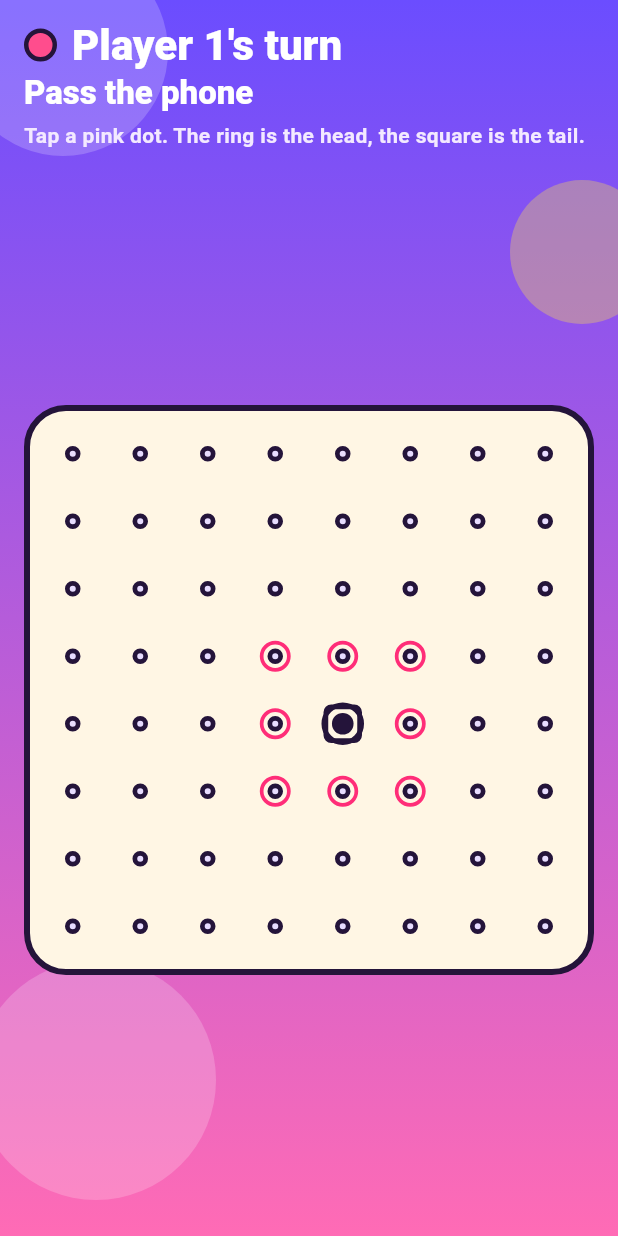
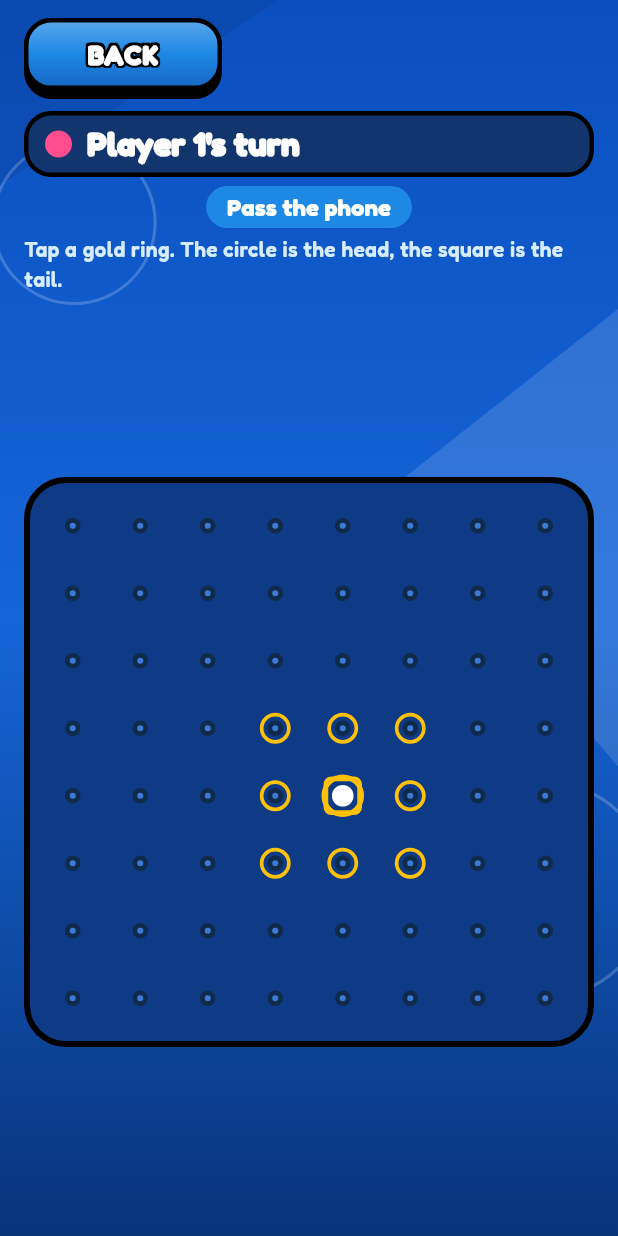
Before and after one commit to YuraIvanskyi/lines-game, a Flutter app: the TablePage screen opened directly, on a phone screen of 412 x 824 dp. Run offline on Flutter 3.47's test engine with Material 3 defaults, Android fonts, the phone set to English and light mode, and no system bars; our stand-ins replace audioplayers.

Commit message:
Arcade style

```diff
--- a/app/lib/home/home_page.dart
+++ b/app/lib/home/home_page.dart
@@ -43,10 +43,10 @@ class HomePage extends StatelessWidget {
                       const SizedBox(height: 10),
                       const PopNote('The line grows from either end.'),
                       const SizedBox(height: 10),
-                      PopButton(label: 'Skip', onPressed: onSkipHowTo, color: InkTheme.cloud, compact: true),
+                      PopButton(label: 'Skip', onPressed: onSkipHowTo, color: InkTheme.blueFace, compact: true),
                     ],
-                    PopButton(label: 'How to play', onPressed: onHowTo, color: InkTheme.paper, compact: true),
-                    PopButton(label: 'Players', onPressed: onSetup, color: InkTheme.inks[1], compact: true),
+                    PopButton(label: 'How to play', onPressed: onHowTo, color: InkTheme.blueFace, compact: true),
+                    PopButton(label: 'Players', onPressed: onSetup, color: InkTheme.greenFace, compact: true),
                     const Spacer(),
                   ],
                 ),
--- a/app/lib/home/how_to_page.dart
+++ b/app/lib/home/how_to_page.dart
@@ -26,7 +26,7 @@ class HowToPage extends StatelessWidget {
                       alignment: Alignment.centerLeft,
                       child: SizedBox(
                         width: 140,
-                        child: PopButton(label: 'Back', onPressed: onDone, color: InkTheme.paper, compact: true),
+                        child: PopButton(label: 'Back', onPressed: onDone, color: InkTheme.blueFace, compact: true),
                       ),
                     ),
                     const PopTitle('How to play', size: 40),
@@ -66,7 +66,7 @@ class _Tip extends StatelessWidget {
       decoration: BoxDecoration(
         color: InkTheme.paper,
         borderRadius: BorderRadius.circular(22),
-        border: Border.all(color: InkTheme.ink, width: 3),
+        border: Border.all(color: Colors.black, width: 3),
       ),
       child: Padding(
         padding: const EdgeInsets.all(14),
@@ -79,7 +79,7 @@ class _Tip extends StatelessWidget {
                 color: swatch,
                 shape: shape,
                 borderRadius: shape == BoxShape.circle ? null : BorderRadius.circular(8),
-                border: Border.all(color: InkTheme.ink, width: 3),
+                border: Border.all(color: Colors.black, width: 3),
               ),
             ),
             const SizedBox(width: 12),
--- a/app/lib/main.dart
+++ b/app/lib/main.dart
@@ -66,6 +66,7 @@ class _LinesAppState extends State<LinesApp> {
       title: 'Lines',
       debugShowCheckedModeBanner: false,
       theme: ThemeData(
+        fontFamily: 'Fredoka',
         colorScheme: ColorScheme.fromSeed(seedColor: InkTheme.skyTop, surface: InkTheme.paper),
         scaffoldBackgroundColor: InkTheme.skyTop,
         useMaterial3: true,
--- a/app/lib/table/board_view.dart
+++ b/app/lib/table/board_view.dart
@@ -60,10 +60,11 @@ class _BoardViewState extends State<BoardView> with TickerProviderStateMixin {
     return AnimatedBuilder(
       animation: Listenable.merge([_draw, _pulse, _end]),
       builder: (context, _) {
-        return GestureDetector(
-          onTapUp: (details) {
+        return Listener(
+          behavior: HitTestBehavior.opaque,
+          onPointerUp: (event) {
             final box = context.findRenderObject()! as RenderBox;
-            widget.onCell(cellAt(widget.match, box.size, details.localPosition));
+            widget.onCell(cellAt(widget.match, box.size, box.globalToLocal(event.position)));
           },
           child: RepaintBoundary(
             child: CustomPaint(
@@ -203,7 +204,7 @@ class BoardPainter extends CustomPainter {
       final mark = Paint()
         ..style = PaintingStyle.stroke
         ..strokeWidth = unit * InkTheme.markWidth
-        ..color = InkTheme.ink;
+        ..color = dotColor(cell) == InkTheme.anchor ? InkTheme.sun : InkTheme.cloud;
       canvas.save();
       canvas.translate(center.dx, center.dy);
       canvas.scale(endScale);
--- a/app/lib/table/table_page.dart
+++ b/app/lib/table/table_page.dart
@@ -1,6 +1,7 @@
 import 'package:flutter/material.dart';
 import 'package:rules/rules.dart';
 
+import '../theme/arcade_dialog.dart';
 import '../theme/arcade_shell.dart';
 import '../theme/game_feel.dart';
 import '../theme/ink_theme.dart';
@@ -31,7 +32,6 @@ class TablePage extends StatefulWidget {
 class _TablePageState extends State<TablePage> {
   late Match _match;
   int? _pendingCell;
-
   @override
   void initState() {
     super.initState();
@@ -45,8 +45,7 @@ class _TablePageState extends State<TablePage> {
   void _onCell(int? cell) {
     if (_match.isTerminal) return;
     if (cell == null) {
-      widget.feel.illegal();
-      setState(() => _pendingCell = null);
+      _miss();
       return;
     }
     if (_pendingCell != null) {
@@ -62,8 +61,7 @@ class _TablePageState extends State<TablePage> {
     }
     final choices = movesAt(_match, cell);
     if (choices.isEmpty) {
-      widget.feel.illegal();
-      setState(() => _pendingCell = null);
+      _miss();
       return;
     }
     if (choices.length == 1) {
@@ -76,7 +74,7 @@ class _TablePageState extends State<TablePage> {
   void _play(Move move) {
     final next = apply(_match, move);
     if (identical(next, _match)) {
-      widget.feel.illegal();
+      _miss();
       return;
     }
     final lost = next.isTerminal;
@@ -90,6 +88,20 @@ class _TablePageState extends State<TablePage> {
     } else {
       widget.feel.passTurn();
     }
+  }
+
+  void _miss() {
+    widget.feel.illegal();
+    setState(() => _pendingCell = null);
+  }
+
+  Future<void> _back() async {
+    if (widget.onHome == null) return;
+    if (!_match.isTerminal) {
+      final leave = await confirmLeave(context);
+      if (!leave || !mounted) return;
+    }
+    widget.onHome!();
   }
 
   void _rematch() {
@@ -129,39 +141,63 @@ class _TablePageState extends State<TablePage> {
                 child: Column(
                   crossAxisAlignment: CrossAxisAlignment.stretch,
                   children: [
-                    Row(
-                      children: [
-                        if (!_match.isTerminal)
-                          Container(
-                            width: 22,
-                            height: 22,
-                            decoration: BoxDecoration(
-                              color: ink,
-                              shape: BoxShape.circle,
-                              border: Border.all(color: InkTheme.ink, width: 3),
+                    Align(
+                      alignment: Alignment.centerLeft,
+                      child: SizedBox(
+                        width: 132,
+                        child: PopButton(label: 'Back', onPressed: _back, color: InkTheme.blueFace, compact: true),
                       ),
                     ),
-                        if (!_match.isTerminal) const SizedBox(width: 10),
-                        Expanded(
-                          child: TweenAnimationBuilder<double>(
+                    TweenAnimationBuilder<double>(
                       key: ValueKey(headline),
-                            tween: Tween(
-                              begin: _match.isTerminal ? InkTheme.lossScaleStart : InkTheme.passScaleStart,
-                              end: 1,
-                            ),
+                      tween: Tween(begin: _match.isTerminal ? InkTheme.lossScaleStart : InkTheme.passScaleStart, end: 1),
                       duration: _match.isTerminal ? InkTheme.lossDuration : InkTheme.passDuration,
                       curve: _match.isTerminal ? InkTheme.lossCurve : InkTheme.passCurve,
-                            builder: (context, scale, child) =>
-                                Transform.scale(scale: scale, alignment: Alignment.centerLeft, child: child),
-                            child: Text(headline, style: text.headlineMedium?.copyWith(color: InkTheme.cloud, fontWeight: FontWeight.w900)),
+                      builder: (context, scale, child) => Transform.scale(scale: scale, child: child),
+                      child: DecoratedBox(
+                        decoration: BoxDecoration(
+                          color: InkTheme.panel,
+                          borderRadius: BorderRadius.circular(18),
+                          border: Border.all(color: Colors.black, width: 3),
+                        ),
+                        child: Padding(
+                          padding: const EdgeInsets.symmetric(horizontal: 14, vertical: 8),
+                          child: Row(
+                            children: [
+                              Container(
+                                width: 18,
+                                height: 18,
+                                decoration: BoxDecoration(color: ink, shape: BoxShape.circle),
+                              ),
+                              const SizedBox(width: 10),
+                              Expanded(
+                                child: Text(
+                                  headline,
+                                  style: text.titleLarge?.copyWith(color: InkTheme.cloud, fontWeight: FontWeight.w900),
                                 ),
                               ),
                             ],
                           ),
-                    Text(detail, style: onSky),
+                        ),
+                      ),
+                    ),
+                    const SizedBox(height: 6),
+                    Align(
+                      alignment: Alignment.center,
+                      child: DecoratedBox(
+                        decoration: BoxDecoration(
+                          color: _match.isTerminal ? InkTheme.sun : InkTheme.blueFace,
+                          borderRadius: BorderRadius.circular(999),
+                        ),
+                        child: Padding(
+                          padding: const EdgeInsets.symmetric(horizontal: 14, vertical: 4),
+                          child: Text(detail, style: onSky?.copyWith(color: InkTheme.cloud, fontSize: 16)),
+                        ),
+                      ),
+                    ),
                     const SizedBox(height: 4),
                     Text(
-                      'Tap a pink dot. The ring is the head, the square is the tail.',
+                      'Tap a gold ring. The circle is the head, the square is the tail.',
                       style: text.bodyMedium?.copyWith(color: InkTheme.muted, fontWeight: FontWeight.w600),
                     ),
                     const SizedBox(height: 8),
@@ -171,9 +207,9 @@ class _TablePageState extends State<TablePage> {
                           aspectRatio: 1,
                           child: DecoratedBox(
                             decoration: BoxDecoration(
-                              color: InkTheme.paper,
+                              color: InkTheme.field,
                               borderRadius: BorderRadius.circular(28),
-                              border: Border.all(color: InkTheme.ink, width: 4),
+                              border: Border.all(color: Colors.black, width: 4),
                             ),
                             child: Padding(
                               padding: const EdgeInsets.all(10),
@@ -185,12 +221,9 @@ class _TablePageState extends State<TablePage> {
                     ),
                     if (_match.isTerminal) ...[
                       const SizedBox(height: 12),
-                      PopButton(label: 'Rematch', onPressed: _rematch),
+                      PopButton(label: 'Rematch', onPressed: _rematch, color: InkTheme.greenFace),
                       if (widget.onHome != null)
-                        TextButton(
-                          onPressed: widget.onHome,
-                          child: const Text('Home', style: TextStyle(color: InkTheme.cloud, fontWeight: FontWeight.w800)),
-                        ),
+                        PopButton(label: 'Home', onPressed: widget.onHome!, color: InkTheme.blueFace, compact: true),
                     ],
                   ],
                 ),
--- a/app/lib/theme/arcade_shell.dart
+++ b/app/lib/theme/arcade_shell.dart
@@ -14,12 +14,12 @@ class ArcadeBackdrop extends StatelessWidget {
         gradient: LinearGradient(
           begin: Alignment.topCenter,
           end: Alignment.bottomCenter,
-          colors: [InkTheme.skyTop, InkTheme.skyBottom],
+          colors: [InkTheme.skyTop, Color(0xFF1565D8), InkTheme.skyBottom],
         ),
       ),
       child: Stack(
         children: [
-          const IgnorePointer(child: _Blobs()),
+          const IgnorePointer(child: CustomPaint(painter: _ArenaPainter(), child: SizedBox.expand())),
           child,
         ],
       ),
@@ -27,78 +27,149 @@ class ArcadeBackdrop extends StatelessWidget {
   }
 }
 
-class _Blobs extends StatelessWidget {
-  const _Blobs();
+class _ArenaPainter extends CustomPainter {
+  const _ArenaPainter();
 
   @override
-  Widget build(BuildContext context) {
-    return const Stack(
-      children: [
-        Positioned(top: -36, left: -28, child: _Blob(size: 140, color: InkTheme.foam)),
-        Positioned(top: 120, right: -24, child: _Blob(size: 96, color: InkTheme.sunGlow)),
-        Positioned(bottom: 24, left: -16, child: _Blob(size: 160, color: InkTheme.foam)),
-      ],
-    );
+  void paint(Canvas canvas, Size size) {
+    final wash = Paint()..color = const Color(0x14000000);
+    final gloss = Paint()..color = const Color(0x22FFFFFF);
+    final path = Path()
+      ..moveTo(0, size.height * 0.15)
+      ..lineTo(size.width * 0.45, 0)
+      ..lineTo(0, 0)
+      ..close();
+    canvas.drawPath(path, wash);
+    final shard = Path()
+      ..moveTo(size.width, size.height * 0.25)
+      ..lineTo(size.width, size.height * 0.62)
+      ..lineTo(size.width * 0.62, size.height * 0.4)
+      ..close();
+    canvas.drawPath(shard, gloss);
+    final hex = Paint()
+      ..style = PaintingStyle.stroke
+      ..strokeWidth = 2
+      ..color = const Color(0x33FFFFFF);
+    canvas.drawCircle(Offset(size.width * 0.12, size.height * 0.18), 54, hex);
+    canvas.drawCircle(Offset(size.width * 0.88, size.height * 0.72), 72, hex);
   }
+
+  @override
+  bool shouldRepaint(covariant CustomPainter oldDelegate) => false;
 }
 
-class _Blob extends StatelessWidget {
-  const _Blob({required this.size, required this.color});
-
-  final double size;
-  final Color color;
-
-  @override
-  Widget build(BuildContext context) {
-    return Container(
-      width: size,
-      height: size,
-      decoration: BoxDecoration(color: color, shape: BoxShape.circle),
-    );
-  }
-}
-
-class PopButton extends StatelessWidget {
+class PopButton extends StatefulWidget {
   const PopButton({
     super.key,
     required this.label,
     required this.onPressed,
     this.color = InkTheme.sun,
+    this.deep,
     this.compact = false,
   });
 
   final String label;
   final VoidCallback onPressed;
   final Color color;
+  final Color? deep;
   final bool compact;
 
   @override
+  State<PopButton> createState() => _PopButtonState();
+}
+
+class _PopButtonState extends State<PopButton> {
+  bool _down = false;
+
+  Color get _deep => widget.deep ?? _pair(widget.color).$1;
+
+  @override
   Widget build(BuildContext context) {
-    return Padding(
-      padding: const EdgeInsets.only(bottom: 6),
-      child: DecoratedBox(
-        decoration: BoxDecoration(color: InkTheme.ink, borderRadius: BorderRadius.circular(30)),
-        child: Padding(
-          padding: const EdgeInsets.only(bottom: 6),
-          child: FilledButton(
-            onPressed: onPressed,
-            style: FilledButton.styleFrom(
-              backgroundColor: color,
-              foregroundColor: InkTheme.ink,
-              elevation: 0,
-              padding: EdgeInsets.symmetric(vertical: compact ? 12 : 18),
-              textStyle: TextStyle(fontSize: compact ? 18 : 22, fontWeight: FontWeight.w800),
-              shape: RoundedRectangleBorder(
-                borderRadius: BorderRadius.circular(26),
-                side: const BorderSide(color: InkTheme.ink, width: 3),
-              ),
+    final radius = BorderRadius.circular(widget.compact ? 18 : 22);
+    final face = AnimatedContainer(
+      duration: const Duration(milliseconds: 70),
+      curve: Curves.easeOut,
+      padding: EdgeInsets.symmetric(vertical: widget.compact ? 12 : 16),
+      decoration: BoxDecoration(
+        borderRadius: radius,
+        gradient: LinearGradient(
+          begin: Alignment.topCenter,
+          end: Alignment.bottomCenter,
+          colors: [Color.lerp(widget.color, Colors.white, 0.28)!, widget.color, _deep],
+        ),
+        border: Border.all(color: Colors.black, width: 3),
+      ),
+      child: Center(child: OutlineLabel(widget.label.toUpperCase(), size: widget.compact ? 18 : 24)),
+    );
+
+    return Semantics(
+      button: true,
+      label: widget.label,
+      child: Padding(
+        padding: const EdgeInsets.only(bottom: 8),
+        child: GestureDetector(
+          onTapDown: (_) => setState(() => _down = true),
+          onTapCancel: () => setState(() => _down = false),
+          onTapUp: (_) {
+            setState(() => _down = false);
+            widget.onPressed();
+          },
+          child: DecoratedBox(
+            decoration: BoxDecoration(color: Colors.black, borderRadius: radius),
+            child: Padding(
+              padding: const EdgeInsets.only(bottom: 6),
+              child: Transform.translate(offset: Offset(0, _down ? 5 : 0), child: face),
             ),
-            child: Text(label),
           ),
         ),
       ),
     );
   }
+}
+
+class OutlineLabel extends StatelessWidget {
+  const OutlineLabel(this.text, {super.key, required this.size, this.stroke = 3});
+
+  final String text;
+  final double size;
+  final double stroke;
+
+  @override
+  Widget build(BuildContext context) {
+    final ring = <Shadow>[
+      for (final offset in const [
+        Offset(-1.4, -1.4),
+        Offset(0, -1.6),
+        Offset(1.4, -1.4),
+        Offset(-1.6, 0),
+        Offset(1.6, 0),
+        Offset(-1.4, 1.4),
+        Offset(0, 1.6),
+        Offset(1.4, 1.4),
+      ])
+        Shadow(color: Colors.black, offset: offset * (stroke / 3), blurRadius: 0),
+    ];
+    return Text(
+      text,
+      style: TextStyle(
+        fontSize: size,
+        fontWeight: FontWeight.w900,
+        letterSpacing: 0.6,
+        height: 1,
+        color: InkTheme.cloud,
+        shadows: ring,
+      ),
+    );
+  }
+}
+
+(Color, Color) _pair(Color color) {
+  if (color == InkTheme.blueFace) return (InkTheme.blueDeep, InkTheme.blueLip);
+  if (color == InkTheme.greenFace) return (InkTheme.greenDeep, InkTheme.greenLip);
+  if (color == InkTheme.sun) return (InkTheme.sunDeep, InkTheme.sunLip);
+  final deep = Color.lerp(color, Colors.black, 0.18)!;
+  final lip = Color.lerp(color, Colors.black, 0.38)!;
+  return (deep, lip);
 }
 
 class PopBadge extends StatelessWidget {
@@ -109,16 +180,16 @@ class PopBadge extends StatelessWidget {
   @override
   Widget build(BuildContext context) {
     return Align(
-      alignment: Alignment.centerLeft,
+      alignment: Alignment.center,
       child: DecoratedBox(
         decoration: BoxDecoration(
           color: InkTheme.sun,
           borderRadius: BorderRadius.circular(999),
-          border: Border.all(color: InkTheme.ink, width: 3),
+          border: Border.all(color: Colors.black, width: 3),
         ),
         child: Padding(
-          padding: const EdgeInsets.symmetric(horizontal: 14, vertical: 6),
-          child: Text(text, style: const TextStyle(color: InkTheme.ink, fontSize: 16, fontWeight: FontWeight.w900)),
+          padding: const EdgeInsets.symmetric(horizontal: 14, vertical: 5),
+          child: OutlineLabel(text.toUpperCase(), size: 14),
         ),
       ),
     );
@@ -136,7 +207,7 @@ class PopNote extends StatelessWidget {
       decoration: BoxDecoration(
         color: InkTheme.paper,
         borderRadius: BorderRadius.circular(18),
-        border: Border.all(color: InkTheme.ink, width: 3),
+        border: Border.all(color: Colors.black, width: 3),
       ),
       child: Padding(
         padding: const EdgeInsets.symmetric(horizontal: 14, vertical: 12),
@@ -157,15 +228,6 @@ class PopTitle extends StatelessWidget {
 
   @override
   Widget build(BuildContext context) {
-    const style = TextStyle(fontWeight: FontWeight.w900, height: 1);
-    return Stack(
-      children: [
-        Text(text, style: style.copyWith(fontSize: size, color: InkTheme.ink)),
-        Transform.translate(
-          offset: const Offset(-3, -3),
-          child: Text(text, style: style.copyWith(fontSize: size, color: InkTheme.cloud)),
-        ),
-      ],
-    );
+    return Align(alignment: Alignment.center, child: OutlineLabel(text.toUpperCase(), size: size, stroke: 6));
   }
 }
--- a/app/lib/theme/ink_theme.dart
+++ b/app/lib/theme/ink_theme.dart
@@ -1,25 +1,35 @@
 import 'package:flutter/material.dart';
 
-/// Pop theme. Values match `idea/art-direction.md`.
+/// Arcade kit. Values match `idea/art-direction.md`.
 abstract final class InkTheme {
-  static const skyTop = Color(0xFF6B4DFF);
-  static const skyBottom = Color(0xFFFF6BB5);
-  static const sun = Color(0xFFFFE14A);
-  static const paper = Color(0xFFFFF6E4);
-  static const ink = Color(0xFF24143A);
+  static const skyTop = Color(0xFF0B4FBE);
+  static const skyBottom = Color(0xFF08347A);
+  static const sun = Color(0xFFFFC107);
+  static const sunDeep = Color(0xFFF39C12);
+  static const sunLip = Color(0xFFC47D00);
+  static const blueFace = Color(0xFF1E88E5);
+  static const blueDeep = Color(0xFF1565C0);
+  static const blueLip = Color(0xFF0D47A1);
+  static const greenFace = Color(0xFF43C94A);
+  static const greenDeep = Color(0xFF2E9E34);
+  static const greenLip = Color(0xFF1B7A24);
+  static const paper = Color(0xFFB8F3E8);
+  static const field = Color(0xFF0E3A86);
+  static const panel = Color(0xFF12356E);
+  static const ink = Color(0xFF102A4C);
   static const cloud = Color(0xFFFFFFFF);
-  static const foam = Color(0x33FFFFFF);
-  static const sunGlow = Color(0x55FFE14A);
-  static const muted = Color(0xFFF3E9FF);
-  static const quiet = Color(0xFFE7DCFF);
-  static const wall = Color(0xFF3A2770);
-  static const target = Color(0xFFFF2D78);
-  static const anchor = Color(0xFF24143A);
+  static const foam = Color(0x332B7BFF);
+  static const sunGlow = Color(0x33FFC107);
+  static const muted = Color(0xFFD6ECFF);
+  static const quiet = Color(0xFF3D7AD6);
+  static const wall = Color(0xFF071E4A);
+  static const target = Color(0xFFFFC107);
+  static const anchor = Color(0xFFFFFFFF);
   static const inks = <Color>[
     Color(0xFFFF4D8D),
     Color(0xFF3DDC97),
     Color(0xFFFFC83D),
-    Color(0xFF5B8CFF),
+    Color(0xFF7EC8FF),
   ];
 
   static const quietRadius = 0.08;
--- a/app/pubspec.yaml
+++ b/app/pubspec.yaml
@@ -22,3 +22,7 @@ flutter:
   uses-material-design: true
   assets:
     - assets/sounds/
+  fonts:
+    - family: Fredoka
+      fonts:
+        - asset: assets/fonts/Fredoka.ttf
```
Also changed, not shown: app/assets/fonts/OFL.txt (added, +93 -0 lines), app/lib/home/setup_page.dart (+15 -12 lines), app/lib/theme/arcade_dialog.dart (added, +60 -0 lines), app/assets/fonts/Fredoka.ttf (added), 4 other files. Lines whose indentation alone changed are shown as unchanged.
